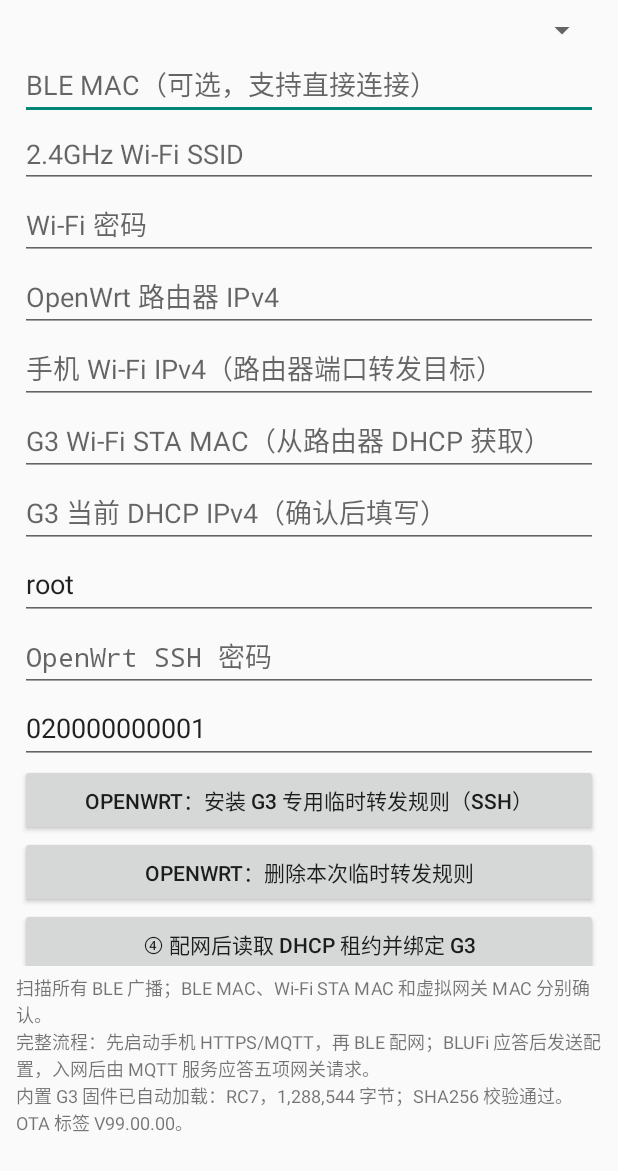
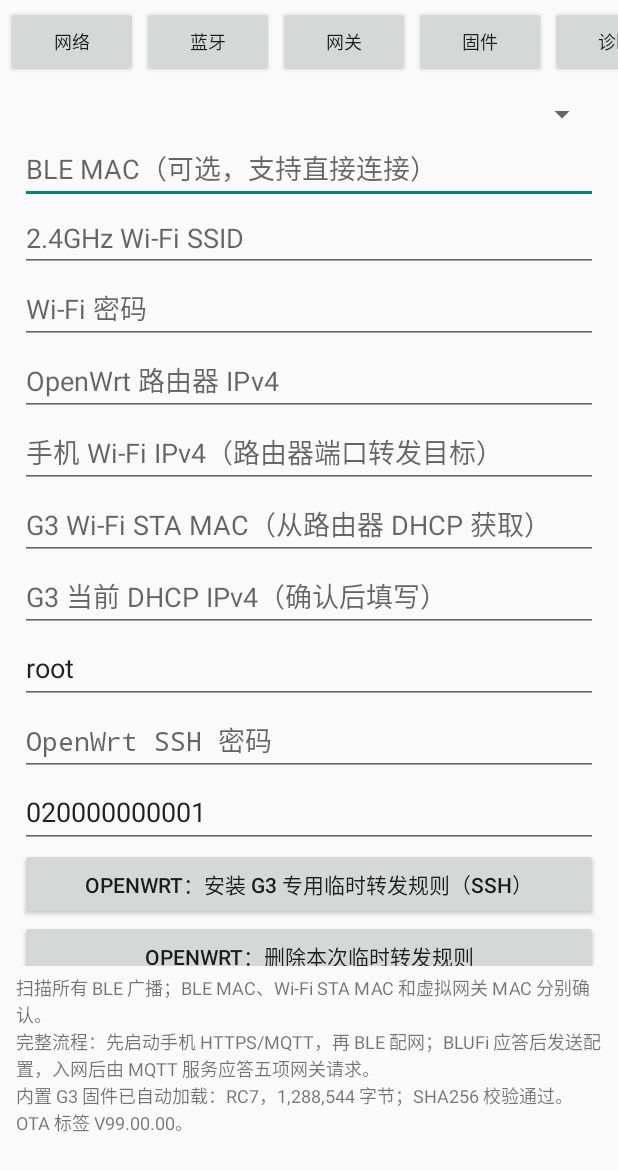
Before and after one commit to doa2011/daikin-g3-android, an Android app: the screen it shows after launch (MainActivity), on a phone screen of 412 x 824 dp. Shown: the top 1171 px of the screen. Run offline under Robolectric (Android 15) with nearby library versions, the phone set to English and light mode, and no system bars; pictures from the network do not load; 10 statements that could not run were skipped.

Commit message:
Add five-section navigation scaffold to migration activity

```diff
--- a/app/src/main/java/io/github/doa2011/g3provision/MainActivity.kt
+++ b/app/src/main/java/io/github/doa2011/g3provision/MainActivity.kt
@@ -78,24 +78,73 @@ class MainActivity : Activity() {
         bleAddress = field("BLE MAC（可选，支持直接连接）")
         ssid = field("2.4GHz Wi-Fi SSID"); password = field("Wi-Fi 密码")
         host = field("OpenWrt 路由器 IPv4", currentGatewayIpv4()); phoneIp = field("手机 Wi-Fi IPv4（路由器端口转发目标）", currentWifiIpv4()); deviceStaMac = field("G3 Wi-Fi STA MAC（从路由器 DHCP 获取）"); g3Ip = field("G3 当前 DHCP IPv4（确认后填写）"); sshUser = field("OpenWrt SSH 用户名", "root"); sshPassword = field("OpenWrt SSH 密码").apply { inputType = 129 }; mac = field("虚拟网关 MAC", "020000000001"); firmwareVersion = field("OTA 目标标签（内置 RC7：V99.00.00）", G3FirmwareValidator.BUNDLED_OTA_VERSION)
+        section("network", "01 网络环境", "OpenWrt SSH、手机地址、G3 DHCP 身份与临时规则")
         layout.addView(Button(this).apply { text="OpenWrt：安装 G3 专用临时转发规则（SSH）"; setOnClickListener { installRouterSession() } })
         layout.addView(Button(this).apply { text="OpenWrt：删除本次临时转发规则"; setOnClickListener { removeRouterSession() } })
         layout.addView(Button(this).apply { text="④ 配网后读取 DHCP 租约并绑定 G3"; setOnClickListener { discoverAndBindG3() } })
+        section("gateway", "03 虚拟网关", "手机 HTTPS、DNS 与 MQTT 服务状态")
         layout.addView(Button(this).apply { text="① 启动手机 HTTPS/MQTT 服务（配网前）"; setOnClickListener { startLocalHttps() } })
+        section("ble", "02 蓝牙配网", "扫描、连接、BLUFi 握手、Wi-Fi 配网与独立网关身份")
         layout.addView(Button(this).apply { text="② 扫描 G3 BLE 设备"; setOnClickListener { scan() } })
         layout.addView(Button(this).apply { text="连接扫描选中设备"; setOnClickListener { connect() } })
         layout.addView(Button(this).apply { text="按 MAC 直接连接"; setOnClickListener { connectAddress() } })
         layout.addView(Button(this).apply { text="重试 BLUFi 握手（读取版本）"; setOnClickListener { requestBlufiVersion(retry=true) } })
         layout.addView(Button(this).apply { text="③ 发送 Wi-Fi 配网（不刷机）"; setOnClickListener { provision() } })
         layout.addView(Button(this).apply { text="仅补发虚拟网关 MAC（已配网，短按网络键后连接）"; setOnClickListener { provision(gatewayOnly=true) } })
+        section("diagnostics", "05 实时诊断", "网关应答观察与 DNS、HTTPS、SSH、MQTT 诊断日志")
         layout.addView(Button(this).apply { text="查看五项网关应答"; setOnClickListener { showGatewayAcks() } })
         layout.addView(Button(this).apply { text="查看 MQTT 链路诊断（最近100条）"; setOnClickListener { showMqttDiagnostics() } })
+        section("firmware", "04 固件迁移", "固件选择、校验与受保护的 ESP32 OTA")
         layout.addView(Button(this).apply { text="高级：手动选择其他 G3 raw 固件"; setOnClickListener { chooseFirmware() } })
         layout.addView(Button(this).apply { text="触发 ESP32 OTA（严格检查后单次发送）"; setOnClickListener { triggerOta() } })
-        root.addView(ScrollView(this).apply {
+        val contentScroll = ScrollView(this).apply {
             isFillViewport=true
             addView(layout)
-        },LinearLayout.LayoutParams(-1,0,1f))
+        }
+        val pageAnchors = linkedMapOf<String, TextView>()
+        fun section(key: String, title: String, subtitle: String) {
+            val heading = TextView(this).apply {
+                text = "$title\\n$subtitle"
+                textSize = 16f
+                setTypeface(typeface, android.graphics.Typeface.BOLD)
+                setPadding(12, 22, 12, 10)
+                setTextColor(0xff245b83.toInt())
+            }
+            pageAnchors[key] = heading
+            layout.addView(heading)
+            layout.addView(View(this).apply {
+                setBackgroundColor(0xffd9e2ea.toInt())
+            }, LinearLayout.LayoutParams(-1, (1 * resources.displayMetrics.density).toInt()))
+        }
+        val navigation = LinearLayout(this).apply {
+            orientation = LinearLayout.HORIZONTAL
+            setPadding(6, 6, 6, 6)
+        }
+        val navScroll = HorizontalScrollView(this).apply {
+            isHorizontalScrollBarEnabled = false
+            addView(navigation)
+        }
+        listOf(
+            "network" to "网络",
+            "ble" to "蓝牙",
+            "gateway" to "网关",
+            "firmware" to "固件",
+            "diagnostics" to "诊断"
+        ).forEach { (key, label) ->
+            navigation.addView(Button(this).apply {
+                text = label
+                textSize = 12f
+                minWidth = 0
+                setPadding(12, 4, 12, 4)
+                setOnClickListener {
+                    pageAnchors[key]?.let { anchor ->
+                        contentScroll.post { contentScroll.smoothScrollTo(0, anchor.top) }
+                    }
+                }
+            }, LinearLayout.LayoutParams(-2, -2).apply { marginEnd = 4 })
+        }
+        root.addView(navScroll, LinearLayout.LayoutParams(-1, -2))
+        root.addView(contentScroll, LinearLayout.LayoutParams(-1, 0, 1f))
         output=TextView(this).apply { textSize=12f; setPadding(16,8,16,8) }
         root.addView(ScrollView(this).apply { addView(output) },
             LinearLayout.LayoutParams(-1,(180*resources.displayMetrics.density).toInt()))
```
